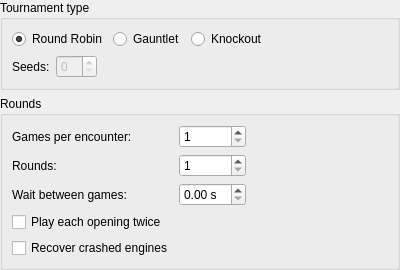
Qt form projects/gui/ui/tournamentsettingswidget.ui (cutechess/cutechess) before a commit.
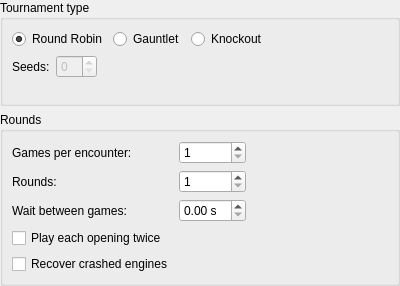
The same form after that commit.

What changed in the file:
```diff
--- a/projects/gui/ui/tournamentsettingswidget.ui
+++ b/projects/gui/ui/tournamentsettingswidget.ui
@@ -7,7 +7,7 @@
     <x>0</x>
     <y>0</y>
     <width>400</width>
-    <height>240</height>
+    <height>286</height>
    </rect>
   </property>
   <property name="windowTitle">
```
